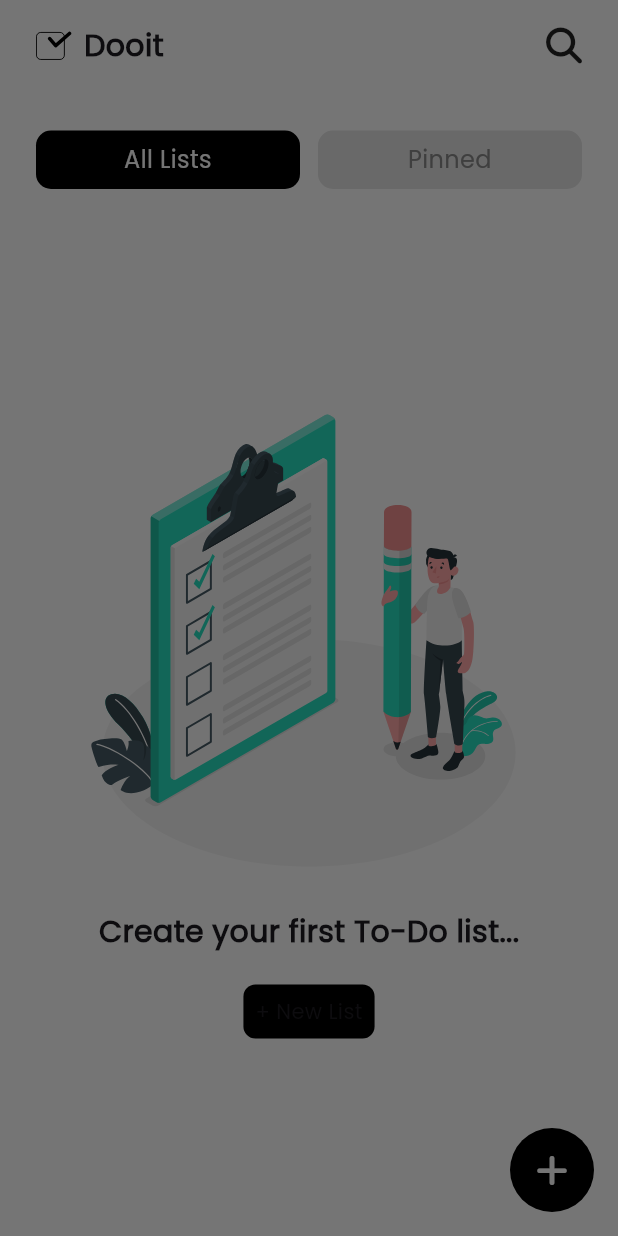
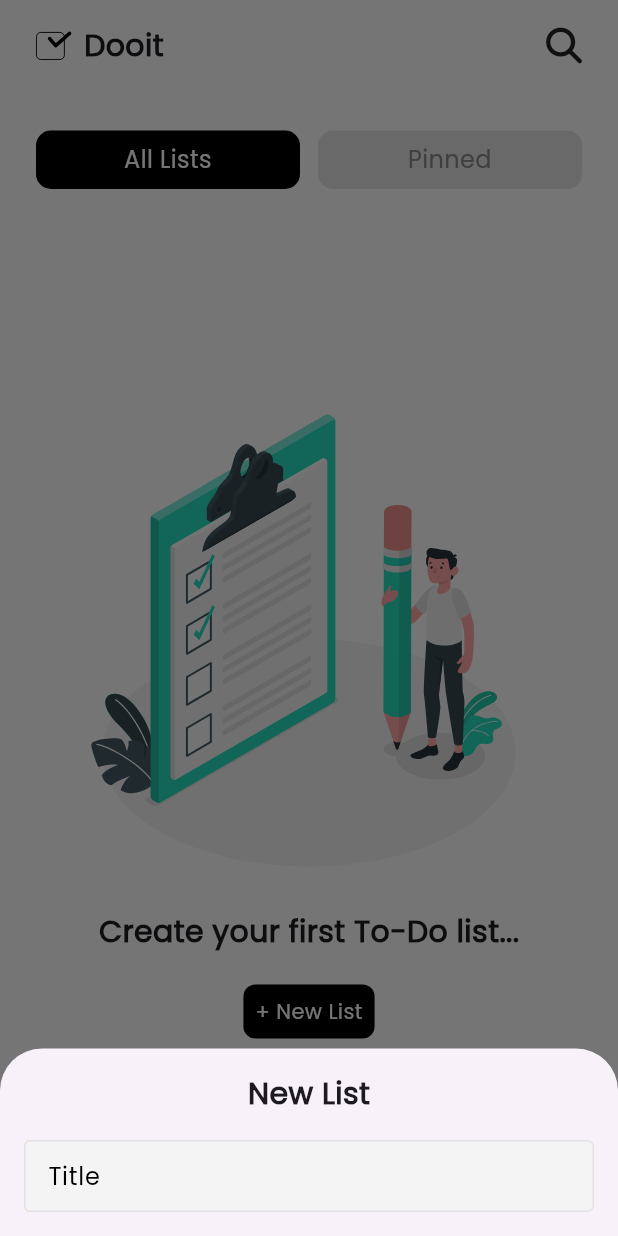
Before and after one commit to mahmoudmohamed17/dooit, a Flutter app: the HomeView screen opened by its route, after a tap on "+ New List", on a phone screen of 412 x 824 dp. Run offline on Flutter 3.47's test engine with Material 3 defaults, Android fonts, the phone set to English and light mode, and no system bars; our stand-ins replace another_flushbar, bloc, drift, drift_flutter, flutter_bloc, flutter_svg and 2 more; accounts and stored records are empty; generated files the repository leaves out were written again.

Commit message:
add labels lists and fix label widget

```diff
--- a/lib/constants.dart
+++ b/lib/constants.dart
@@ -3,3 +3,7 @@ const navigationButtonRadius = 10.0;
 const labelRadius = 6.0;
 const customButtonRadius = 8.0;
 const categoryItemRadius = 16.0;
+const personal = 'Personal';
+const work = 'Work';
+const finance = 'Finance';
+const other = 'Other';
--- a/lib/core/utils/custom_buttom_sheet.dart
+++ b/lib/core/utils/custom_buttom_sheet.dart
@@ -1,7 +1,41 @@
- import 'package:flutter/material.dart';
+import 'package:flutter/material.dart';
+import 'package:to_do_list_app/core/utils/app_styles.dart';
+import 'package:to_do_list_app/core/utils/spaces.dart';
+import 'package:to_do_list_app/core/widgets/custom_text_field.dart';
 
 Future<dynamic> customButtomSheet(BuildContext context) {
-    return showModalBottomSheet(context: context, builder: (context) {
-            return Column();
-          });
-  }
+  return showModalBottomSheet(
+      context: context,
+      builder: (context) {
+        return Padding(
+          padding: EdgeInsets.only(
+              top: 16,
+              right: 16,
+              left: 16,
+              bottom: MediaQuery.viewInsetsOf(context).bottom),
+          child: SingleChildScrollView(
+            child: Column(
+              mainAxisAlignment: MainAxisAlignment.center,
+              children: [
+                const Row(
+                  mainAxisAlignment: MainAxisAlignment.center,
+                  children: [
+                    Text(
+                      'New List',
+                      style: AppStyles.semibold20,
+                    ),
+                  ],
+                ),
+                verticalSpace(16),
+                CustomTextField(
+                  hintText: 'Title',
+                  onChanged: (value) {},
+                ),
+                verticalSpace(16),
+
+              ],
+            ),
+          ),
+        );
+      });
+}
--- /dev/null
+++ b/lib/core/widgets/custom_text_field.dart
@@ -0,0 +1,35 @@
+import 'package:flutter/material.dart';
+import 'package:to_do_list_app/core/utils/app_colors.dart';
+import 'package:to_do_list_app/core/utils/app_styles.dart';
+
+class CustomTextField extends StatelessWidget {
+  const CustomTextField({
+    super.key,
+    required this.hintText,
+    this.onFieldSubmitted,
+    this.onChanged,
+  });
+  final String hintText;
+  final void Function(String)? onFieldSubmitted;
+  final void Function(String)? onChanged;
+  @override
+  Widget build(BuildContext context) {
+    return TextField(
+      decoration: InputDecoration(
+        hintText: hintText,
+        hintStyle: AppStyles.regular16.copyWith(color: AppColors.primaryColor),
+        fillColor: AppColors.borderFillColor,
+        contentPadding: const EdgeInsets.all(12),
+        filled: true,
+        enabledBorder: buildBorder(),
+        focusedBorder: buildBorder(),
+      ),
+    );
+  }
+}
+
+OutlineInputBorder buildBorder() {
+  return OutlineInputBorder(
+      borderRadius: BorderRadius.circular(4),
+      borderSide: const BorderSide(color: AppColors.borderSideColor));
+}
--- a/lib/features/home/presentation/widgets/empty_all_lists_body.dart
+++ b/lib/features/home/presentation/widgets/empty_all_lists_body.dart
@@ -31,9 +31,10 @@ class EmptyAllListsBody extends StatelessWidget {
               borderRadius: BorderRadius.circular(customButtonRadius),
             ),
             padding: const EdgeInsets.all(8),
-            child: const Text(
+            child: Text(
               '+ New List',
-              style: AppStyles.medium14,
+              style:
+                  AppStyles.medium14.copyWith(color: AppColors.secondaryColor),
             ),
           ),
         ),
```
Also changed, not shown: lib/core/utils/lists.dart (added, +12 -0 lines), lib/core/widgets/select_label_widget.dart (added, +40 -0 lines), lib/features/category_details/presentation/widgets/label_widget.dart (+4 -3 lines), lib/features/category_details/presentation/widgets/labels_list_widget.dart (+4 -11 lines).
